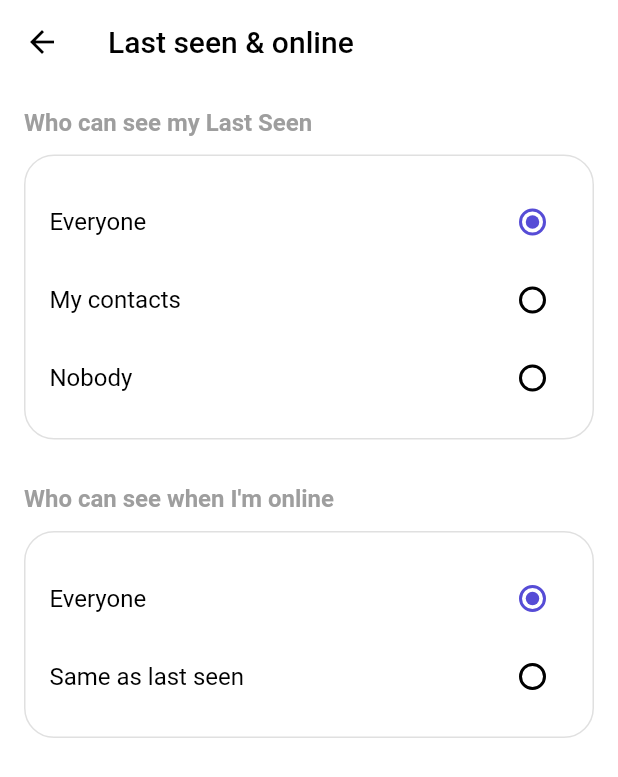
After one commit to shyam-tech-school/messanger-app, a Flutter app: the PrivacyScreen screen opened by its route, after a tap on "Last seen & online", on a phone screen of 412 x 824 dp. The commit adds this screen. Shown: the top 777 px of the screen. Run offline on Flutter 3.47's test engine with Material 3 defaults, Android fonts, the phone set to English and light mode, and no system bars; our stand-ins replace cloud_firestore, pinput, slide_to_act; accounts and stored records are empty; network calls fail.

Commit message:
CHAT08 feat(settings-privacy): implement privacy sub-settings screen (last seen & online, profile photo, about, blocked contacts)

```diff
--- /dev/null
+++ b/lib/core/common/widget/radio_group.dart
@@ -0,0 +1,53 @@
+import 'package:flutter/material.dart';
+
+import 'radio_option_tile.dart';
+
+class RadioGroup1<T> extends StatefulWidget {
+  final T initialValue;
+  final List<RadioOption<T>> options;
+  final ValueChanged<T> onChanged;
+
+  const RadioGroup1({
+    super.key,
+    required this.initialValue,
+    required this.options,
+    required this.onChanged,
+  });
+
+  @override
+  State<RadioGroup1<T>> createState() => _RadioGroup1State<T>();
+}
+
+class _RadioGroup1State<T> extends State<RadioGroup1<T>> {
+  late T selectedValue;
+
+  @override
+  void initState() {
+    super.initState();
+    selectedValue = widget.initialValue;
+  }
+
+  @override
+  Widget build(BuildContext context) {
+    return Column(
+      children: widget.options.map((option) {
+        return RadioOptionTile<T>(
+          label: option.label,
+          value: option.value,
+          selectedValue: selectedValue,
+          onChanged: (v) {
+            setState(() => selectedValue = v);
+            widget.onChanged(v);
+          },
+        );
+      }).toList(),
+    );
+  }
+}
+
+class RadioOption<T> {
+  final String label;
+  final T value;
+
+  RadioOption({required this.label, required this.value});
+}
--- /dev/null
+++ b/lib/core/common/widget/radio_option_tile.dart
@@ -0,0 +1,47 @@
+import 'package:flutter/material.dart';
+import 'package:mail_messanger/core/constants/color_constants.dart';
+
+class RadioOptionTile<T> extends StatelessWidget {
+  final String label;
+  final T value;
+  final T selectedValue;
+  final ValueChanged<T> onChanged;
+
+  const RadioOptionTile({
+    super.key,
+    required this.label,
+    required this.value,
+    required this.selectedValue,
+    required this.onChanged,
+  });
+
+  @override
+  Widget build(BuildContext context) {
+    final isSelected = value == selectedValue;
+
+    return InkWell(
+      onTap: () => onChanged(value),
+      child: Padding(
+        padding: const .only(top: 4),
+        child: Row(
+          mainAxisAlignment: MainAxisAlignment.spaceBetween,
+          children: [
+            Text(label),
+            Radio<T>(
+              value: value,
+              groupValue: selectedValue,
+              onChanged: (v) {
+                if (v != null) onChanged(v);
+              },
+              fillColor: WidgetStateColor.resolveWith((states) {
+                return isSelected
+                    ? ColorConstants.primary
+                    : ColorConstants.black;
+              }),
+            ),
+          ],
+        ),
+      ),
+    );
+  }
+}
--- a/lib/core/routes/route_config.dart
+++ b/lib/core/routes/route_config.dart
@@ -14,6 +14,11 @@ import 'package:mail_messanger/features/sub_settings/account/change_phone_number
 import 'package:mail_messanger/features/sub_settings/account/delete_account/presentation/pages/delete_account_screen.dart';
 import 'package:mail_messanger/features/sub_settings/account/email/presentation/pages/email_screen.dart';
 import 'package:mail_messanger/features/sub_settings/account/two_step_verification/presentation/pages/two_step_verification.dart';
+import 'package:mail_messanger/features/sub_settings/privacy/about/presentation/pages/privacy_about_screen.dart';
+import 'package:mail_messanger/features/sub_settings/privacy/blocked_contacts/presentation/pages/privacy_blocked_contacts_screen.dart';
+import 'package:mail_messanger/features/sub_settings/privacy/last_seen/presentation/pages/privacy_last_seen_screen.dart';
+import 'package:mail_messanger/features/sub_settings/privacy/privacy_screen.dart';
+import 'package:mail_messanger/features/sub_settings/privacy/profile_photo/presentation/pages/privacy_profile_photo_screen.dart';
 
 class RouteConfig {
   static Route<dynamic> routeGenerator(RouteSettings settings) {
@@ -50,6 +55,7 @@ class RouteConfig {
           builder: (context) => ExternalProfile(user: arguments),
         );
 
+      //-- ACCOUNT SCREEN
       case RouteName.accountScreen:
         return MaterialPageRoute(builder: (context) => const AccountScreen());
 
@@ -74,6 +80,24 @@ class RouteConfig {
           builder: (context) => const ChangePhoneNumberScreen(),
         );
 
+      //-- PRIVACY SCREEN
+      case RouteName.privacyScreen:
+        return MaterialPageRoute(builder: (context) => PrivacyScreen());
+      case RouteName.lastSeenScreen:
+        return MaterialPageRoute(builder: (context) => PrivacyLastSeenScreen());
+      case RouteName.profilePhotoScreen:
+        return MaterialPageRoute(
+          builder: (context) => const PrivacyProfilePhotoScreen(),
+        );
+      case RouteName.aboutScreen:
+        return MaterialPageRoute(
+          builder: (context) => const PrivacyAboutScreen(),
+        );
+      case RouteName.blockedContactsScreen:
+        return MaterialPageRoute(
+          builder: (context) => const PrivacyBlockedContactsScreen(),
+        );
+
       default:
         return MaterialPageRoute(
           builder: (_) =>
--- a/lib/core/routes/route_name.dart
+++ b/lib/core/routes/route_name.dart
@@ -9,8 +9,8 @@ class RouteName {
   static const profileScreen = '/profile';
   static const externalProfileScreen = '/external_profile';
 
-  // -- Sub settings route --
-  // -- Account
+  //-- SUB SETTINGS ROUTE --
+  //-- ACCOUNT
   static const String accountScreen = '/accounts';
   static const String twoSVScreen = '/two_step_verification';
   static const String emailScreen = '/email';
@@ -18,7 +18,13 @@ class RouteName {
   static const String changePhoneNumberScreen = '/change_phone_number';
   static const String deleteScreen = '/delete_account';
 
+  //-- PRIVACY --
   static const String privacyScreen = '/privacy';
+  static const String lastSeenScreen = '/last_seen';
+  static const String profilePhotoScreen = '/profile_photo';
+  static const String aboutScreen = '/about';
+  static const String blockedContactsScreen = '/blocked_contacts';
+
   static const String chatsScreen = '/chats';
   static const String notificationScreen = '/notification';
 }
--- /dev/null
+++ b/lib/features/sub_settings/privacy/last_seen/presentation/pages/privacy_last_seen_screen.dart
@@ -0,0 +1,79 @@
+import 'package:flutter/material.dart';
+import 'package:mail_messanger/core/constants/color_constants.dart';
+
+import '../../../../../../core/common/widget/radio_group.dart';
+
+class PrivacyLastSeenScreen extends StatelessWidget {
+  const PrivacyLastSeenScreen({super.key});
+
+  @override
+  Widget build(BuildContext context) {
+    return Scaffold(
+      appBar: AppBar(title: const Text('Last seen & online')),
+      body: Padding(
+        padding: const EdgeInsets.all(16.0),
+        child: Column(
+          crossAxisAlignment: CrossAxisAlignment.start,
+          children: [
+            Text(
+              "Who can see my Last Seen",
+              style: Theme.of(context).textTheme.bodyMedium!.copyWith(
+                color: ColorConstants.grey,
+                fontWeight: FontWeight.w600,
+              ),
+            ),
+            const SizedBox(height: 12),
+
+            Container(
+              padding: const .all(16),
+              decoration: BoxDecoration(
+                borderRadius: BorderRadius.circular(20),
+                border: Border.all(color: Colors.grey.shade300),
+              ),
+              child: RadioGroup1(
+                initialValue: 0,
+                options: [
+                  RadioOption(label: "Everyone", value: 0),
+                  RadioOption(label: "My contacts", value: 1),
+                  RadioOption(label: "Nobody", value: 2),
+                ],
+                onChanged: (value) {
+                  print("Selected: $value");
+                },
+              ),
+            ),
+
+            const SizedBox(height: 30),
+
+            Text(
+              "Who can see when I'm online",
+              style: Theme.of(context).textTheme.bodyMedium!.copyWith(
+                color: ColorConstants.grey,
+                fontWeight: FontWeight.w600,
+              ),
+            ),
+            const SizedBox(height: 12),
+
+            Container(
+              padding: const .all(16),
+              decoration: BoxDecoration(
+                borderRadius: BorderRadius.circular(20),
+                border: Border.all(color: Colors.grey.shade300),
+              ),
+              child: RadioGroup1(
+                initialValue: 0,
+                options: [
+                  RadioOption(label: "Everyone", value: 0),
+                  RadioOption(label: "Same as last seen", value: 1),
+                ],
+                onChanged: (value) {
+                  print("Selected: $value");
+                },
+              ),
+            ),
+          ],
+        ),
+      ),
+    );
+  }
+}
--- /dev/null
+++ b/lib/features/sub_settings/privacy/privacy_screen.dart
@@ -0,0 +1,101 @@
+import 'package:flutter/material.dart';
+
+import '../../../core/routes/route_name.dart';
+
+class PrivacyScreen extends StatelessWidget {
+  PrivacyScreen({super.key});
+
+  final List privacySettingsOptions = [
+    'Last seen & online',
+    'Profile photo',
+    'About',
+    'Blocked contacts',
+  ];
+
+  @override
+  Widget build(BuildContext context) {
+    return Scaffold(
+      appBar: AppBar(title: const Text("Privacy")),
+      body: Padding(
+        padding: const EdgeInsets.all(16.0),
+        child: Container(
+          decoration: BoxDecoration(
+            borderRadius: BorderRadius.circular(20),
+            border: Border.all(color: Colors.grey.shade300),
+          ),
+          child: Column(
+            mainAxisSize: .min,
+            children: List.generate(privacySettingsOptions.length, (index) {
+              return SubSettingsTileWidget(
+                options: privacySettingsOptions[index],
+                index: index,
+                items: privacySettingsOptions,
+                ontap: () {
+                  switch (index) {
+                    case 0:
+                      Navigator.pushNamed(context, RouteName.lastSeenScreen);
+                    case 1:
+                      Navigator.pushNamed(
+                        context,
+                        RouteName.profilePhotoScreen,
+                      );
+                    case 2:
+                      Navigator.pushNamed(context, RouteName.aboutScreen);
+                    case 3:
+                      Navigator.pushNamed(
+                        context,
+                        RouteName.blockedContactsScreen,
+                      );
+                    default:
+                      const Scaffold(
+                        body: Center(child: Text('/404 Page not found')),
+                      );
+                  }
+                },
+              );
+            }),
+          ),
+        ),
+      ),
+    );
+  }
+}
+
+class SubSettingsTileWidget extends StatelessWidget {
+  const SubSettingsTileWidget({
+    super.key,
+    required this.options,
+    required this.index,
+    required this.items,
+    required this.ontap,
+  });
+
+  final String options;
+  final int index;
+  final List items;
+  final Function()? ontap;
+
+  @override
+  Widget build(BuildContext context) {
+    return Column(
+      children: [
+        ListTile(
+          onTap: ontap,
+          title: Text(options),
+          trailing: const Icon(
+            Icons.chevron_right,
+            size: 28,
+            color: Colors.grey,
+          ),
+        ),
+        if (index != items.length - 1)
+          Divider(
+            height: 1,
+            thickness: 0.3,
+            color: Colors.grey.shade400,
+            indent: 15,
+          ),
+      ],
+    );
+  }
+}
```
Also changed, not shown: lib/features/settings/presentation/pages/settings_screen.dart (+7 -1 lines), lib/features/sub_settings/privacy/about/presentation/pages/privacy_about_screen.dart (added, +49 -0 lines), lib/features/sub_settings/privacy/blocked_contacts/presentation/pages/privacy_blocked_contacts_screen.dart (added, +55 -0 lines), lib/features/sub_settings/privacy/profile_photo/presentation/pages/privacy_profile_photo_screen.dart (added, +49 -0 lines).
